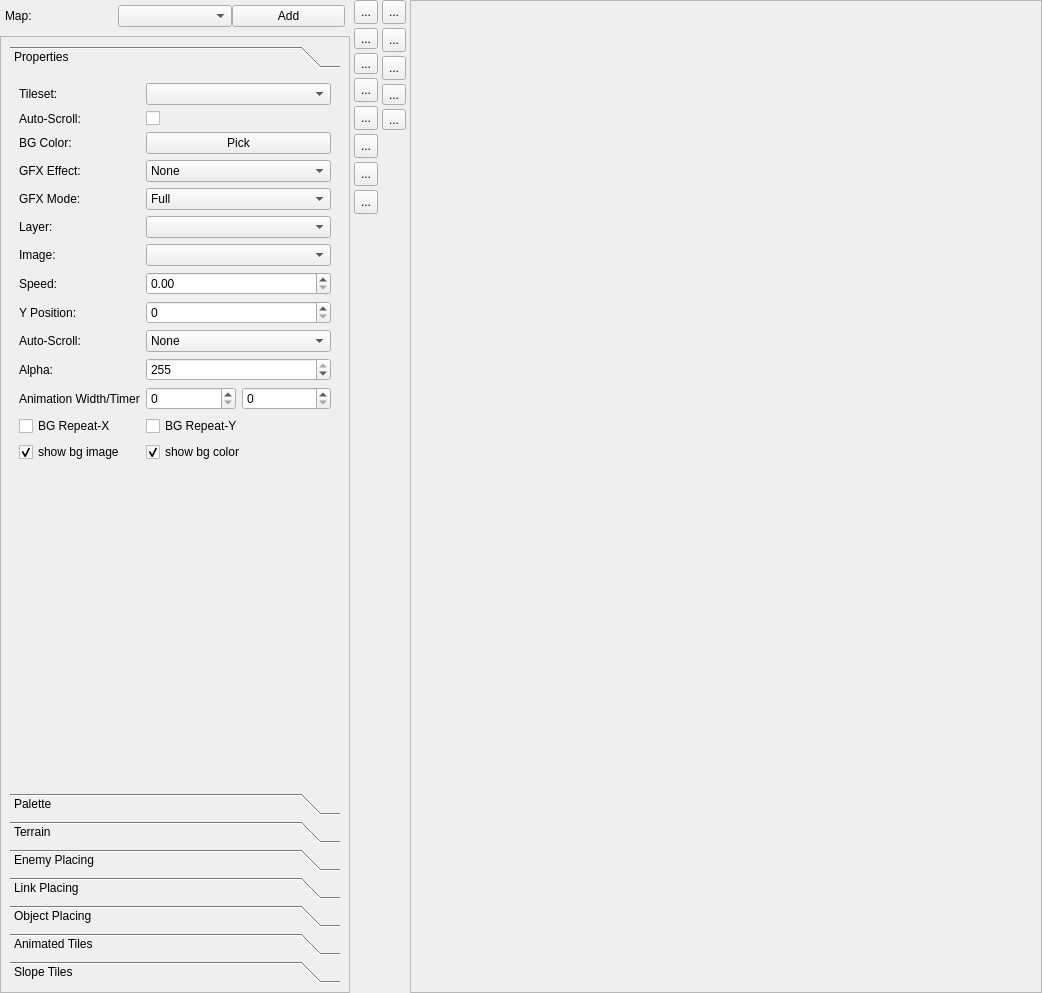
The window that editor/mainwindow_tab/map_tab.ui (protoman/firefly) describes before a commit, drawn with Qt 5.
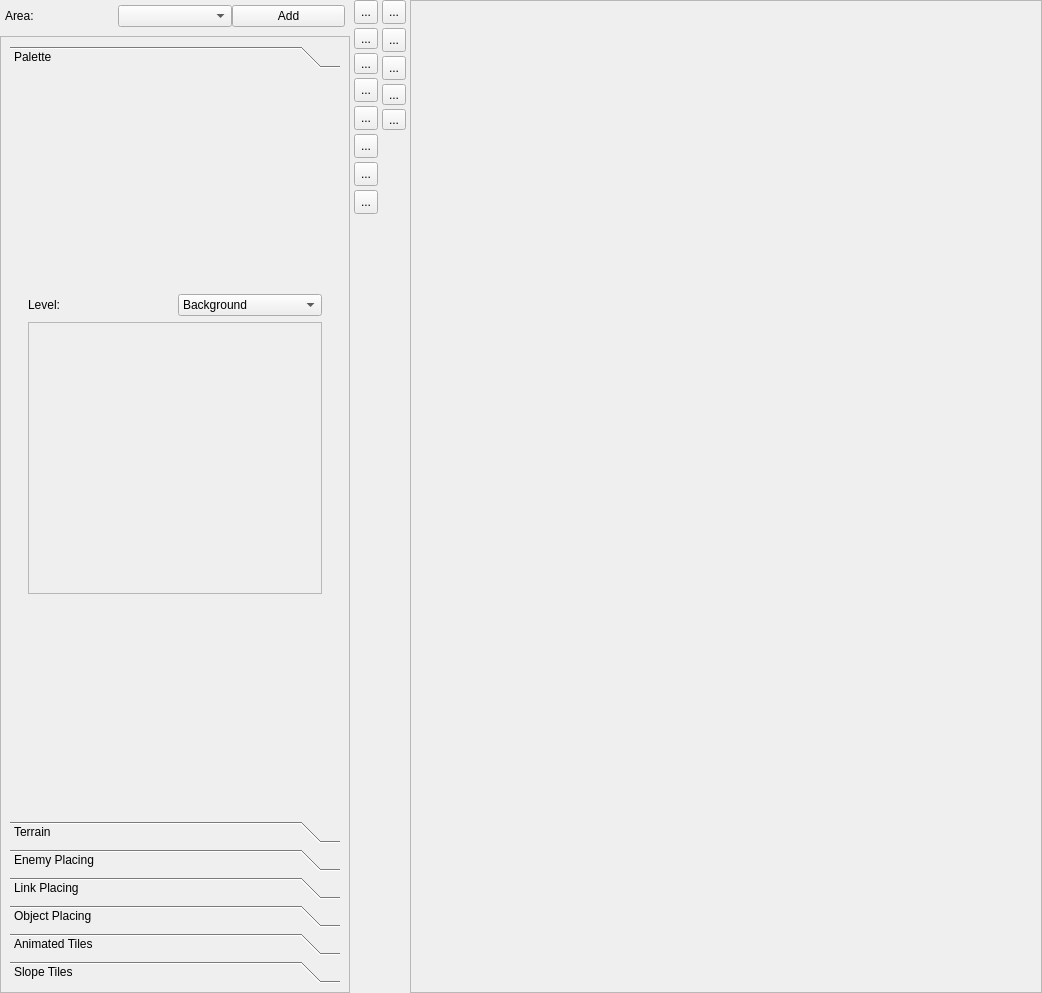
The same window after the commit. Icons and pictures are not drawn. Custom widgets are drawn as their Qt base class.

```diff
--- a/editor/mainwindow_tab/map_tab.ui
+++ b/editor/mainwindow_tab/map_tab.ui
@@ -57,7 +57,7 @@
        <item row="0" column="0">
         <widget class="QLabel" name="label_21">
          <property name="text">
-          <string>Map:</string>
+          <string>Area:</string>
          </property>
         </widget>
        </item>
@@ -114,337 +114,13 @@
           <property name="tabSpacing">
            <number>6</number>
           </property>
-          <widget class="QWidget" name="page_2">
-           <property name="geometry">
-            <rect>
-             <x>0</x>
-             <y>0</y>
-             <width>330</width>
-             <height>673</height>
-            </rect>
-           </property>
-           <attribute name="label">
-            <string>Properties</string>
-           </attribute>
-           <layout class="QGridLayout" name="gridLayout_4">
-            <item row="0" column="0">
-             <layout class="QGridLayout" name="gridLayout_13">
-              <item row="14" column="2">
-               <widget class="QCheckBox" name="checkBox">
-                <property name="text">
-                 <string>show bg color</string>
-                </property>
-                <property name="checked">
-                 <bool>true</bool>
-                </property>
-               </widget>
-              </item>
-              <item row="11" column="0">
-               <widget class="QLabel" name="label_6">
-                <property name="text">
-                 <string>Animation Width/Timer</string>
-                </property>
-               </widget>
-              </item>
-              <item row="9" column="2">
-               <widget class="QComboBox" name="autoScrollBG1_mode">
-                <item>
-                 <property name="text">
-                  <string>None</string>
-                 </property>
-                </item>
-                <item>
-                 <property name="text">
-                  <string>Up</string>
-                 </property>
-                </item>
-                <item>
-                 <property name="text">
-                  <string>Down</string>
-                 </property>
-                </item>
-                <item>
-                 <property name="text">
-                  <string>Left</string>
-                 </property>
-                </item>
-                <item>
-                 <property name="text">
-                  <string>Right</string>
-                 </property>
-                </item>
-                <item>
-                 <property name="text">
-                  <string>Diagonal TBD</string>
-                 </property>
-                </item>
-               </widget>
-              </item>
-              <item row="10" column="0">
-               <widget class="QLabel" name="label_8">
-                <property name="text">
-                 <string>Alpha:</string>
-                </property>
-               </widget>
-              </item>
-              <item row="2" column="2">
-               <widget class="QPushButton" name="bg_color_pick">
-                <property name="text">
-                 <string>Pick</string>
-                </property>
-               </widget>
-              </item>
-              <item row="1" column="2">
-               <widget class="QCheckBox" name="mapAutoScroll_checkBox">
-                <property name="text">
-                 <string/>
-                </property>
-               </widget>
-              </item>
-              <item row="0" column="2">
-               <widget class="QComboBox" name="v5_tileset_comboBox"/>
-              </item>
-              <item row="9" column="0">
-               <widget class="QLabel" name="label_16">
-                <property name="text">
-                 <string>Auto-Scroll:</string>
-                </property>
-               </widget>
-              </item>
-              <item row="6" column="2">
-               <widget class="QComboBox" name="bg1_filename"/>
-              </item>
-              <item row="8" column="0">
-               <widget class="QLabel" name="label_56">
-                <property name="text">
-                 <string>Y Position:</string>
-                </property>
-               </widget>
-              </item>
-              <item row="5" column="0">
-               <widget class="QLabel" name="label_13">
-                <property name="text">
-                 <string>Layer:</string>
-                </property>
-               </widget>
-              </item>
-              <item row="3" column="0">
-               <widget class="QLabel" name="label_14">
-                <property name="text">
-                 <string>GFX Effect:</string>
-                </property>
-               </widget>
-              </item>
-              <item row="2" column="0">
-               <widget class="QLabel" name="label_58">
-                <property name="text">
-                 <string>BG Color:</string>
-                </property>
-               </widget>
-              </item>
-              <item row="10" column="2">
-               <widget class="QSpinBox" name="layerAlpha_spinBox">
-                <property name="maximum">
-                 <number>255</number>
-                </property>
-                <property name="value">
-                 <number>255</number>
-                </property>
-               </widget>
-              </item>
-              <item row="12" column="2">
-               <widget class="QCheckBox" name="repeatY_checkBox">
-                <property name="text">
-                 <string>BG Repeat-Y</string>
-                </property>
-               </widget>
-              </item>
-              <item row="4" column="0">
-               <widget class="QLabel" name="label_18">
-                <property name="text">
-                 <string>GFX Mode:</string>
-                </property>
-               </widget>
-              </item>
-              <item row="6" column="0">
-               <widget class="QLabel" name="label_52">
-                <property name="text">
-                 <string>Image:</string>
-                </property>
-               </widget>
-              </item>
-              <item row="4" column="2">
-               <widget class="QComboBox" name="mapGFXMode_comboBox">
-                <property name="currentIndex">
-                 <number>0</number>
-                </property>
-                <item>
-                 <property name="text">
-                  <string>Full</string>
-                 </property>
-                </item>
-                <item>
-                 <property name="text">
-                  <string>Background</string>
-                 </property>
-                </item>
-                <item>
-                 <property name="text">
-                  <string>Overlay</string>
-                 </property>
-                </item>
-               </widget>
-              </item>
-              <item row="8" column="2">
-               <widget class="QSpinBox" name="bg1_y_pos">
-                <property name="maximum">
-                 <number>999</number>
-                </property>
-               </widget>
-              </item>
-              <item row="7" column="0">
-               <widget class="QLabel" name="label_61">
-                <property name="text">
-                 <string>Speed:</string>
-                </property>
-               </widget>
-              </item>
-              <item row="0" column="0">
-               <widget class="QLabel" name="label_27">
-                <property name="text">
-                 <string>Tileset:</string>
-                </property>
-               </widget>
-              </item>
-              <item row="3" column="2">
-               <widget class="QComboBox" name="mapGFX_comboBox">
-                <item>
-                 <property name="text">
-                  <string>None</string>
-                 </property>
-                </item>
-                <item>
-                 <property name="text">
-                  <string>Rain</string>
-                 </property>
-                </item>
-                <item>
-                 <property name="text">
-                  <string>Snow</string>
-                 </property>
-                </item>
-                <item>
-                 <property name="text">
-                  <string>Underwater</string>
-                 </property>
-                </item>
-                <item>
-                 <property name="text">
-                  <string>Train</string>
-                 </property>
-                </item>
-                <item>
-                 <property name="text">
-                  <string>Flash Stopper</string>
-                 </property>
-                </item>
-                <item>
-                 <property name="text">
-                  <string>Lighting Bolt</string>
-                 </property>
-                </item>
-                <item>
-                 <property name="text">
-                  <string>Shadow Top</string>
-                 </property>
-                </item>
-                <item>
-                 <property name="text">
-                  <string>Inferno</string>
-                 </property>
-                </item>
-               </widget>
-              </item>
-              <item row="1" column="0">
-               <widget class="QLabel" name="label_3">
-                <property name="maximumSize">
-                 <size>
-                  <width>110</width>
-                  <height>16777215</height>
-                 </size>
-                </property>
-                <property name="text">
-                 <string>Auto-Scroll:</string>
-                </property>
-               </widget>
-              </item>
-              <item row="14" column="0">
-               <widget class="QCheckBox" name="checkBox_2">
-                <property name="text">
-                 <string>show bg image</string>
-                </property>
-                <property name="checked">
-                 <bool>true</bool>
-                </property>
-               </widget>
-              </item>
-              <item row="5" column="2">
-               <widget class="QComboBox" name="layerSelector_comboBox"/>
-              </item>
-              <item row="7" column="2">
-               <widget class="QDoubleSpinBox" name="bg1_speed">
-                <property name="minimum">
-                 <double>0.000000000000000</double>
-                </property>
-                <property name="maximum">
-                 <double>4.000000000000000</double>
-                </property>
-                <property name="singleStep">
-                 <double>0.100000000000000</double>
-                </property>
-               </widget>
-              </item>
-              <item row="12" column="0">
-               <widget class="QCheckBox" name="repeatX_checkBox">
-                <property name="text">
-                 <string>BG Repeat-X</string>
-                </property>
-               </widget>
-              </item>
-              <item row="15" column="0">
-               <spacer name="verticalSpacer_5">
-                <property name="orientation">
-                 <enum>Qt::Vertical</enum>
-                </property>
-                <property name="sizeHint" stdset="0">
-                 <size>
-                  <width>20</width>
-                  <height>40</height>
-                 </size>
-                </property>
-               </spacer>
-              </item>
-              <item row="11" column="2">
-               <layout class="QHBoxLayout" name="horizontalLayout_3">
-                <item>
-                 <widget class="QSpinBox" name="bgAnimationWidth_spinBox"/>
-                </item>
-                <item>
-                 <widget class="QSpinBox" name="bgAnimationTimer_spinBox"/>
-                </item>
-               </layout>
-              </item>
-             </layout>
-            </item>
-           </layout>
-          </widget>
           <widget class="QWidget" name="page_map">
            <property name="geometry">
             <rect>
              <x>0</x>
              <y>0</y>
              <width>330</width>
-             <height>677</height>
+             <height>705</height>
             </rect>
            </property>
            <attribute name="label">
```
Left out of the diff: 14 changed lines with no effect on the pictures.
